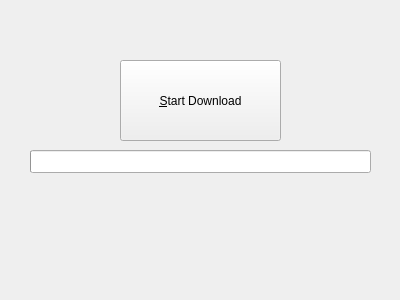
Before: the Qt Designer form src/BeurerScaleManager.ui in Urban82/BeurerScaleManager, drawn with Qt 5.
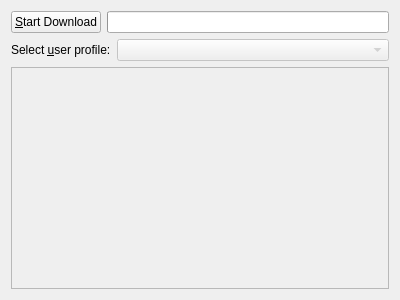
After: the same form once the commit is applied.

Commit message: Showing downloaded data on main window

Patch:
```diff
--- a/src/BeurerScaleManager.ui
+++ b/src/BeurerScaleManager.ui
@@ -33,32 +33,87 @@
   <property name="locale">
    <locale language="English" country="UnitedStates"/>
   </property>
-  <widget class="QPushButton" name="btnStartDownload">
-   <property name="geometry">
-    <rect>
-     <x>120</x>
-     <y>60</y>
-     <width>161</width>
-     <height>81</height>
-    </rect>
-   </property>
-   <property name="text">
-    <string>&amp;Start Download</string>
-   </property>
-  </widget>
-  <widget class="QProgressBar" name="progressDownload">
-   <property name="geometry">
-    <rect>
-     <x>30</x>
-     <y>150</y>
-     <width>341</width>
-     <height>23</height>
-    </rect>
-   </property>
-   <property name="format">
-    <string notr="true">%p%</string>
-   </property>
-  </widget>
+  <layout class="QVBoxLayout" name="verticalLayout">
+   <item>
+    <layout class="QHBoxLayout" name="layoutDownload">
+     <item>
+      <widget class="QPushButton" name="btnStartDownload">
+       <property name="text">
+        <string>&amp;Start Download</string>
+       </property>
+      </widget>
+     </item>
+     <item>
+      <widget class="QProgressBar" name="progressDownload">
+       <property name="format">
+        <string notr="true">%p%</string>
+       </property>
+      </widget>
+     </item>
+    </layout>
+   </item>
+   <item>
+    <layout class="QHBoxLayout" name="layoutUser">
+     <item>
+      <widget class="QLabel" name="labelUser">
+       <property name="text">
+        <string>Select &amp;user profile:</string>
+       </property>
+       <property name="buddy">
+        <cstring>comboUser</cstring>
+       </property>
+      </widget>
+     </item>
+     <item>
+      <widget class="QComboBox" name="comboUser">
+       <property name="enabled">
+        <bool>false</bool>
+       </property>
+       <property name="sizePolicy">
+        <sizepolicy hsizetype="MinimumExpanding" vsizetype="Fixed">
+         <horstretch>0</horstretch>
+         <verstretch>0</verstretch>
+        </sizepolicy>
+       </property>
+      </widget>
+     </item>
+    </layout>
+   </item>
+   <item>
+    <widget class="QTableView" name="tableMeasurements">
+     <property name="enabled">
+      <bool>false</bool>
+     </property>
+     <property name="editTriggers">
+      <set>QAbstractItemView::NoEditTriggers</set>
+     </property>
+     <property name="showDropIndicator" stdset="0">
+      <bool>false</bool>
+     </property>
+     <property name="dragDropOverwriteMode">
+      <bool>false</bool>
+     </property>
+     <property name="selectionMode">
+      <enum>QAbstractItemView::SingleSelection</enum>
+     </property>
+     <property name="selectionBehavior">
+      <enum>QAbstractItemView::SelectRows</enum>
+     </property>
+     <property name="showGrid">
+      <bool>false</bool>
+     </property>
+     <property name="wordWrap">
+      <bool>false</bool>
+     </property>
+     <attribute name="verticalHeaderVisible">
+      <bool>false</bool>
+     </attribute>
+     <attribute name="verticalHeaderDefaultSectionSize">
+      <number>18</number>
+     </attribute>
+    </widget>
+   </item>
+  </layout>
  </widget>
  <resources/>
  <connections>
```
Left out of the diff: 25 changed lines with no effect on the pictures. The commit also changes 2 other files.
